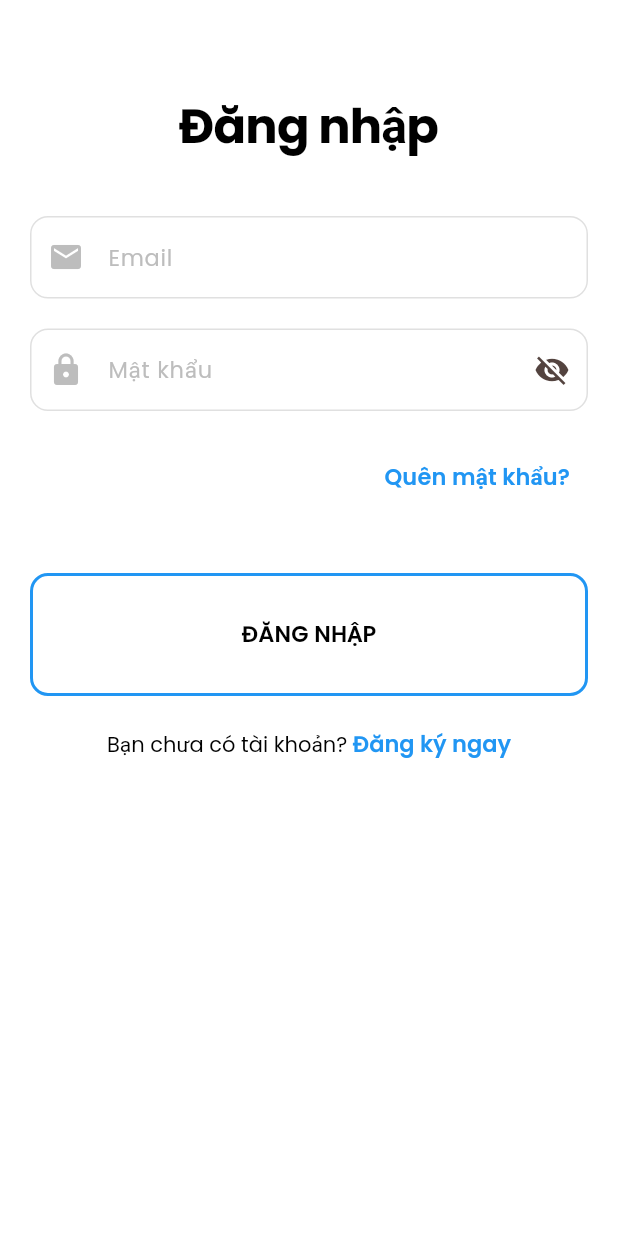
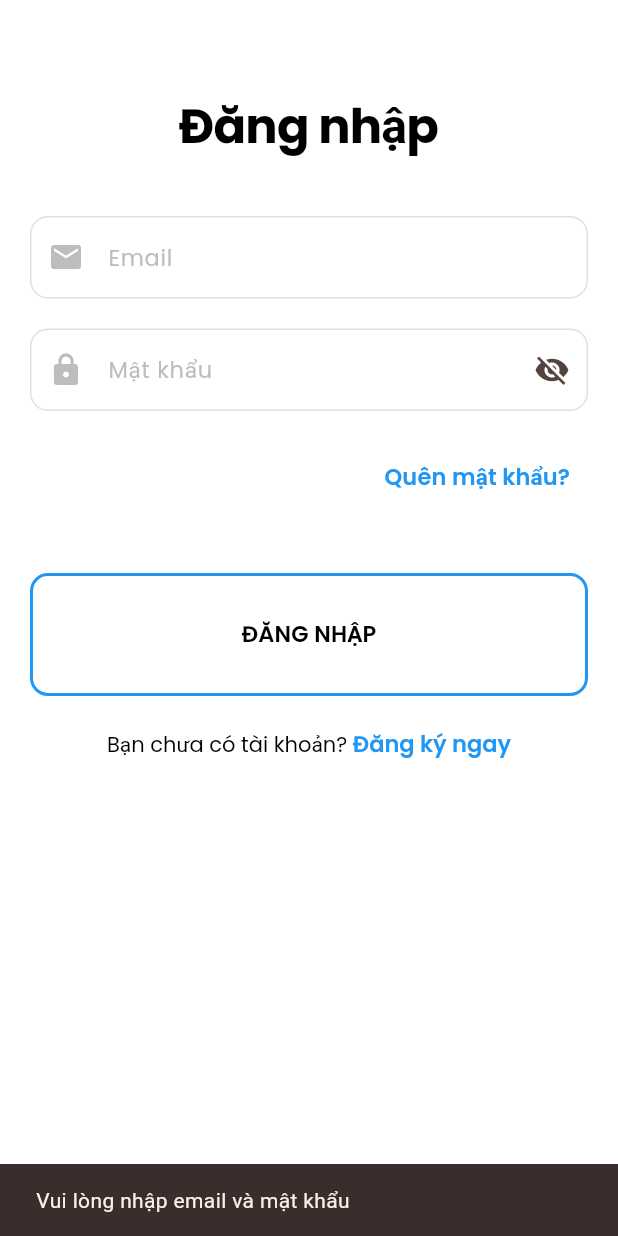
Before and after one commit to thanh2242003/ecommerce_app, a Flutter app: the LoginScreen screen opened directly, after a tap on "ĐĂNG NHẬP", on a phone screen of 412 x 824 dp. Run offline on Flutter 3.47's test engine with Material 3 defaults, Android fonts, the phone set to English and light mode, and no system bars; our stand-ins replace equatable, flutter_bloc, google_fonts, shared_preferences; accounts and stored records are empty.

Commit message:
feat(auth): add login api to login screen

```diff
--- a/lib/features/auth/presentation/pages/login_screen.dart
+++ b/lib/features/auth/presentation/pages/login_screen.dart
@@ -6,9 +6,10 @@ import 'package:flutter_bloc/flutter_bloc.dart';
 
 import '../../../../core/theme/app_text_styles.dart';
 import '../../../../core/widgets/app_text_field.dart';
+import '../../../main/presentation/pages/main_screen.dart';
 import '../bloc/auth_cubit.dart';
 import '../bloc/auth_state.dart';
-import 'forgot_pasword_screen.dart';
+import 'forgot_password_screen.dart';
 
 class LoginScreen extends StatefulWidget {
   const LoginScreen({super.key});
@@ -28,9 +29,35 @@ class _LoginScreenState extends State<LoginScreen> {
     super.dispose();
   }
 
+  void _onLoginPressed() {
+    final email = _emailController.text.trim();
+    final password = _passwordController.text.trim();
+
+    if (email.isEmpty || password.isEmpty) {
+      ScaffoldMessenger.of(context).showSnackBar(
+        const SnackBar(content: Text('Vui lòng nhập email và mật khẩu')),
+      );
+      return;
+    }
+
+    context.read<AuthCubit>().signIn(email, password);
+  }
+
   @override
   Widget build(BuildContext context) {
-    return BlocBuilder<AuthCubit, AuthState>(
+    return BlocListener<AuthCubit, AuthState>(
+      listener: (context, state) {
+        if (state is AuthAuthenticated) {
+          // Navigate đến home screen sau khi login thành công
+          Navigator.pushReplacement(context, MaterialPageRoute(builder: (_)=>MainScreen()));
+        } else if (state is AuthError) {
+          // Hiển thị lỗi
+          ScaffoldMessenger.of(
+            context,
+          ).showSnackBar(SnackBar(content: Text(state.message)));
+        }
+      },
+      child: BlocBuilder<AuthCubit, AuthState>(
         builder: (context, state) {
           return Scaffold(
             backgroundColor: Colors.white,
@@ -77,8 +104,13 @@ class _LoginScreenState extends State<LoginScreen> {
                               Colors.blue,
                             ),
                           ),
-                        onPressed: (){
-                          Navigator.push(context, MaterialPageRoute(builder: (context) => ForgotPasswordScreen()));
+                          onPressed: () {
+                            Navigator.push(
+                              context,
+                              MaterialPageRoute(
+                                builder: (context) => ForgotPasswordScreen(),
+                              ),
+                            );
                           },
                         ),
                       ),
@@ -91,8 +123,11 @@ class _LoginScreenState extends State<LoginScreen> {
                           child: AppButton(
                             data: 'ĐĂNG NHẬP',
                             borderColor: Colors.blue,
-                          textStyle: AppTextStyle.withColor(AppTextStyle.buttonMedium, Colors.black),
-                          onTap: () {},
+                            textStyle: AppTextStyle.withColor(
+                              AppTextStyle.buttonMedium,
+                              Colors.black,
+                            ),
+                            onTap: _onLoginPressed,
                           ),
                         ),
                       const SizedBox(height: 20),
@@ -106,7 +141,10 @@ class _LoginScreenState extends State<LoginScreen> {
                           children: [
                             TextSpan(
                               text: 'Đăng ký ngay',
-                            style: AppTextStyle.withColor(AppTextStyle.buttonMedium, Colors.blue),
+                              style: AppTextStyle.withColor(
+                                AppTextStyle.buttonMedium,
+                                Colors.blue,
+                              ),
                               recognizer: TapGestureRecognizer()
                                 ..onTap = () {
                                   Navigator.push(
@@ -129,7 +167,8 @@ class _LoginScreenState extends State<LoginScreen> {
               ),
             ),
           );
-      }
+        },
+      ),
     );
   }
 }
```
Lines whose indentation alone changed are shown as unchanged.
